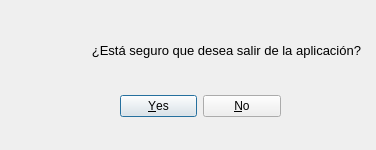
Above: vensalir.ui from scollboul/COLLAZOBOULLOSA before the change. Below: the same form after it.
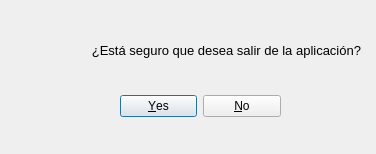
That is the form after the change. Icons and pictures are not drawn.

```diff
--- a/vensalir.ui
+++ b/vensalir.ui
@@ -7,7 +7,7 @@
     <x>0</x>
     <y>0</y>
     <width>376</width>
-    <height>150</height>
+    <height>154</height>
    </rect>
   </property>
   <property name="windowTitle">
```
Left out of the diff: 8 changed lines with no effect on the pictures.
